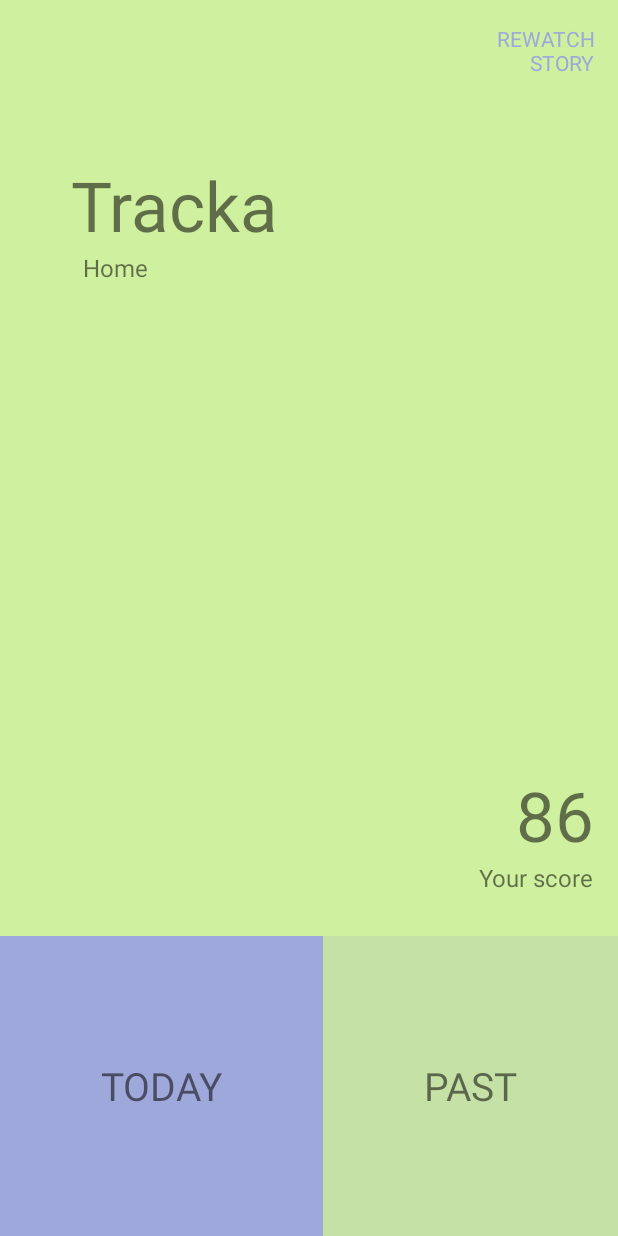
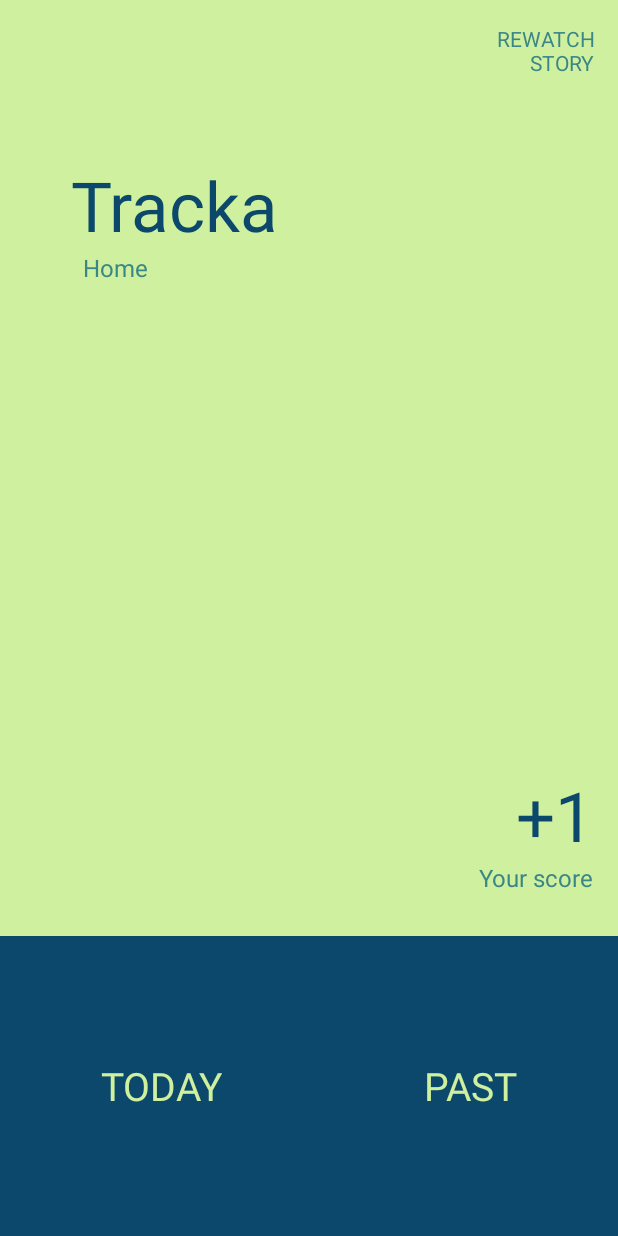
Before and after one commit to pluggedinn/Tracka, an Android app: the layout activity_home.xml on its own in the app's theme, with its tools: preview values and no code run, on a phone screen of 412 x 824 dp. Run offline under Robolectric (Android 15) with nearby library versions, the phone set to English and light mode, and no system bars.

Commit message:
Change color and font to cell tooblar and app

```diff
--- a/build.gradle
+++ b/build.gradle
@@ -28,7 +28,6 @@ dependencies {
         transitive = true
     }
 
-    compile 'com.facebook.fresco:fresco:1.2.0'
     compile 'com.android.support:appcompat-v7:25.1.1'
     compile 'com.nineoldandroids:library:2.4.0'
     compile 'com.daimajia.easing:library:1.0.1@aar'
@@ -44,7 +43,6 @@ dependencies {
     compile 'com.squareup:android-times-square:1.6.5@aar'
     compile 'uk.co.chrisjenx:calligraphy:2.2.0'
     compile 'com.rvalerio:fgchecker:1.0.1'
-    compile 'com.android.support.constraint:constraint-layout:+'
     testCompile 'junit:junit:4.12'
     annotationProcessor 'com.jakewharton:butterknife-compiler:8.5.1'
     annotationProcessor 'com.airbnb.android:epoxy-processor:1.5.0'
--- a/src/main/java/com/example/rsons/tracka/adapter/PastAdapter.java
+++ b/src/main/java/com/example/rsons/tracka/adapter/PastAdapter.java
@@ -21,8 +21,8 @@ public class PastAdapter extends EpoxyAdapter {
     public PastAdapter() {
         enableDiffing();
 
+        toolbarModel = new ToolbarModel("-2");
         headerModel = new PastHeaderModel(this);
-        toolbarModel = new ToolbarModel("86");
 
         addModels(toolbarModel, headerModel);
 
--- a/src/main/java/com/example/rsons/tracka/model/ToolbarModel.java
+++ b/src/main/java/com/example/rsons/tracka/model/ToolbarModel.java
@@ -9,9 +9,6 @@ import android.widget.TextView;
 
 import com.airbnb.epoxy.EpoxyModel;
 import com.example.rsons.tracka.R;
-import com.facebook.drawee.backends.pipeline.Fresco;
-import com.facebook.drawee.view.SimpleDraweeView;
-
 import butterknife.BindView;
 import butterknife.ButterKnife;
 
--- a/src/main/res/drawable/past_btn_selector.xml
+++ b/src/main/res/drawable/past_btn_selector.xml
@@ -1,20 +1,22 @@
 <?xml version="1.0" encoding="utf-8"?>
 <selector xmlns:android="http://schemas.android.com/apk/res/android">
+    <stroke android:width="4px" android:color="@color/colorPrimary" />
+
     <item android:state_pressed="true">
         <shape>
-            <solid android:color="#9ccc65"/>
+            <solid android:color="@color/secondary_text_material_light"/>
         </shape>
     </item><!-- pressed -->
 
     <item android:state_focused="true">
         <shape>
-            <solid android:color="#dcedc8"/>
+            <solid android:color="@color/secondary_text_material_light"/>
         </shape>
     </item><!-- focused -->
 
     <item>
         <shape>
-            <solid android:color="#c5e1a5"/>
+            <solid android:color="@color/primary_text_material_light"/>
         </shape>
     </item><!-- default -->
 </selector>
--- a/src/main/res/drawable/today_btn_selector.xml
+++ b/src/main/res/drawable/today_btn_selector.xml
@@ -2,19 +2,19 @@
 <selector xmlns:android="http://schemas.android.com/apk/res/android">
     <item android:state_pressed="true">
         <shape>
-            <solid android:color="#5c6bc0"/>
+            <solid android:color="@color/secondary_text_material_light"/>
         </shape>
     </item><!-- pressed -->
 
     <item android:state_focused="true">
         <shape>
-            <solid android:color="#c5cae9"/>
+            <solid android:color="@color/secondary_text_material_light"/>
         </shape>
     </item><!-- focused -->
 
     <item>
         <shape>
-            <solid android:color="#9FA8DA"/>
+            <solid android:color="@color/primary_text_material_light"/>
         </shape>
     </item><!-- default -->
 </selector>
--- a/src/main/res/layout/activity_home.xml
+++ b/src/main/res/layout/activity_home.xml
@@ -4,7 +4,8 @@
     xmlns:tools="http://schemas.android.com/tools"
     tools:context="com.example.rsons.tracka.HomeActivity"
     android:layout_width="match_parent"
-    android:layout_height="match_parent">
+    android:layout_height="match_parent"
+    >
 
     <TextView
         android:id="@+id/rewatchStoryLabel"
@@ -17,7 +18,8 @@
         android:layout_marginEnd="16dp"
         android:layout_marginTop="16dp"
         android:textSize="14sp"
-        android:textColor="#9FA8DA"/>
+        android:textColor="@color/secondary_text_material_light"
+        fontPath="fonts/AvenirNextLTPro-Regular.otf"/>
 
     <TextView
         android:id="@+id/title"
@@ -26,7 +28,9 @@
         android:layout_marginStart="47dp"
         android:layout_marginTop="106dp"
         android:text="Tracka"
-        android:textSize="46sp"/>
+        android:textSize="46sp"
+        android:textColor="@color/primary_text_material_light"
+        fontPath="fonts/AvenirNextLTPro-Bold.otf" />
 
     <TextView
         android:id="@+id/subtitle"
@@ -35,7 +39,9 @@
         android:layout_below="@+id/title"
         android:layout_marginStart="55dp"
         android:textSize="16sp"
-        android:text="Home"/>
+        android:text="Home"
+        android:textColor="@color/secondary_text_material_light"
+        fontPath="fonts/AvenirNextLTPro-Demi.otf"/>
 
     <TextView
         android:id="@+id/scoreLabel"
@@ -46,7 +52,9 @@
         android:layout_marginBottom="28dp"
         android:layout_marginEnd="16dp"
         android:text="Your score"
-        android:textSize="16sp"/>
+        android:textSize="16sp"
+        android:textColor="@color/secondary_text_material_light"
+        fontPath="fonts/AvenirNextLTPro-Demi.otf"/>
 
     <TextView
         android:id="@+id/score"
@@ -55,8 +63,10 @@
         android:layout_above="@id/scoreLabel"
         android:layout_alignParentEnd="true"
         android:layout_marginEnd="16dp"
-        android:text="86"
-        android:textSize="46sp"/>
+        android:text="+1"
+        android:textSize="46sp"
+        android:textColor="@color/primary_text_material_light"
+        fontPath="fonts/AvenirNextLTPro-Bold.otf"/>
 
 
 
@@ -65,7 +75,8 @@
         android:layout_width="match_parent"
         android:layout_height="200dp"
         android:layout_alignParentBottom="true"
-        android:weightSum="1.0">
+        android:weightSum="1.0"
+        android:fitsSystemWindows="true">
 
         <TextView
             android:id="@+id/todayBtn"
@@ -75,7 +86,9 @@
             android:background="@drawable/today_btn_selector"
             android:gravity="center"
             android:text="TODAY"
-            android:textSize="26sp"/>
+            android:textSize="26sp"
+            android:textColor="@color/colorPrimary"
+            fontPath="fonts/AvenirNextLTPro-Demi.otf"/>
 
         <TextView
             android:id="@+id/pastBtn"
@@ -86,7 +99,9 @@
             android:gravity="center"
             android:text="PAST"
             android:textSize="26sp"
-            android:onClick="clickPastActivity"/>
+            android:onClick="clickPastActivity"
+            android:textColor="@color/colorPrimary"
+            fontPath="fonts/AvenirNextLTPro-Demi.otf"/>
 
     </LinearLayout>
 
--- a/src/main/res/values/colors.xml
+++ b/src/main/res/values/colors.xml
@@ -4,7 +4,6 @@
     <color name="colorPrimaryDark">#c5e1a5</color>
     <color name="colorAccent">#0b486b</color>
     <color name="background_material_light">#cff09e</color>
-    <color name="primary_text_default_material_light">#0b486b</color>
     <color name="primary_text_material_light">#0b486b</color>
     <color name="secondary_text_material_light">#3b8686</color>
 </resources>
```
Also changed, not shown: src/main/java/com/example/rsons/tracka/HomeActivity.java (+8 -0 lines), src/main/java/com/example/rsons/tracka/MainActivity.java (+28 -5 lines), src/main/java/com/example/rsons/tracka/PastActivity.java (+8 -20 lines), src/main/java/com/example/rsons/tracka/service/SessionService.java (+9 -10 lines), src/main/java/com/example/rsons/tracka/ui/CustomFontApplication.java (added, +27 -0 lines), src/main/res/layout/cell_app.xml (+41 -29 lines), src/main/res/layout/cell_header_past.xml (+6 -2 lines), src/main/res/layout/cell_toolbar.xml (+5 -3 lines), 1 other file.
